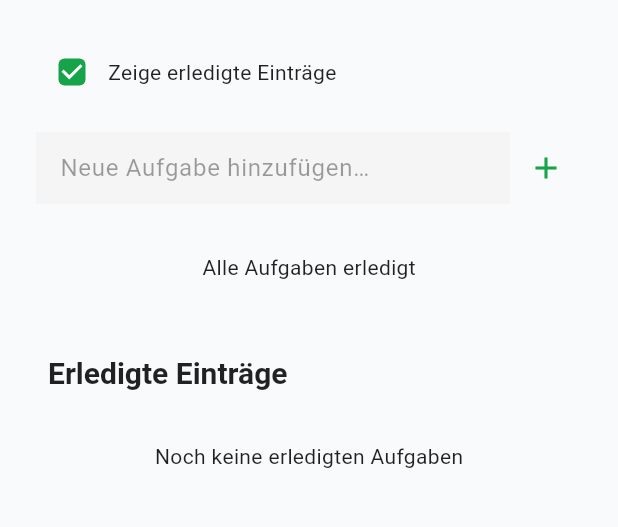
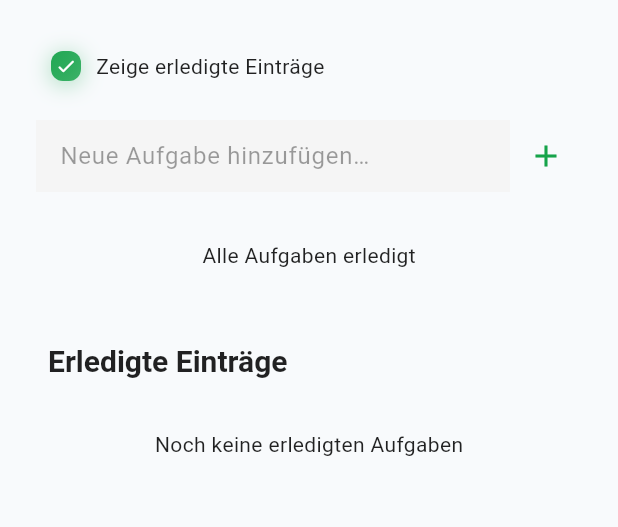
Before and after one commit to pythonite42/TaskMate, a Flutter app: the screen it shows after launch, on a phone screen of 412 x 824 dp, the part 84-611 px from its top. Run offline on Flutter 3.47's test engine with Material 3 defaults, Android fonts, the phone set to English and light mode, and no system bars; our stand-ins replace flutter_dotenv, shared_preferences; network calls fail.

```diff
--- a/lib/pages/todo.dart
+++ b/lib/pages/todo.dart
@@ -4,6 +4,7 @@ import 'package:task_mate/data/todo_model.dart';
 import 'package:task_mate/data/todo_repository.dart';
 import 'package:task_mate/global_settings/spacing.dart';
 import 'package:task_mate/widgets/add_entry.dart';
+import 'package:task_mate/widgets/custom_checkbox.dart';
 import 'package:task_mate/widgets/entry.dart';
 
 class ToDoPage extends StatefulWidget {
@@ -63,8 +64,8 @@ class _ToDoPageState extends State<ToDoPage> {
             builder: (context, snapshot) {
               final items = snapshot.data ?? [];
 
-              final todos = items.where((e) => !e.completed && e.userId == 1).toList();
-              final dones = items.where((e) => e.completed && e.userId == 1).toList();
+              final todos = items.where((entry) => !entry.completed && entry.userId == 1).toList();
+              final dones = items.where((entry) => entry.completed && entry.userId == 1).toList();
 
               return RefreshIndicator(
                 onRefresh: _refresh,
@@ -76,7 +77,11 @@ class _ToDoPageState extends State<ToDoPage> {
                       if (_isRefreshing) const LinearProgressIndicator(),
                       Row(
                         children: [
-                          Checkbox(value: _showDone, onChanged: (v) => setState(() => _showDone = v ?? true)),
+                          CustomCheckbox(
+                            value: _showDone,
+                            size: 20,
+                            onChanged: (newValue) => setState(() => _showDone = newValue),
+                          ),
                           const Text('Zeige erledigte Einträge'),
                         ],
                       ),
```
